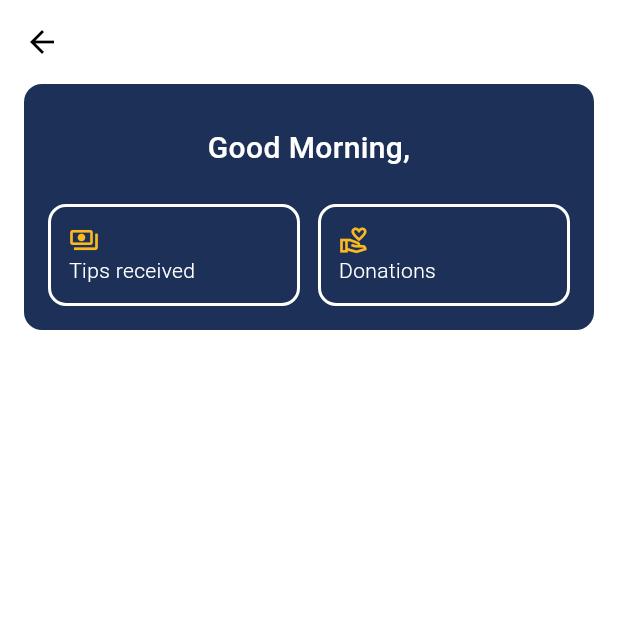
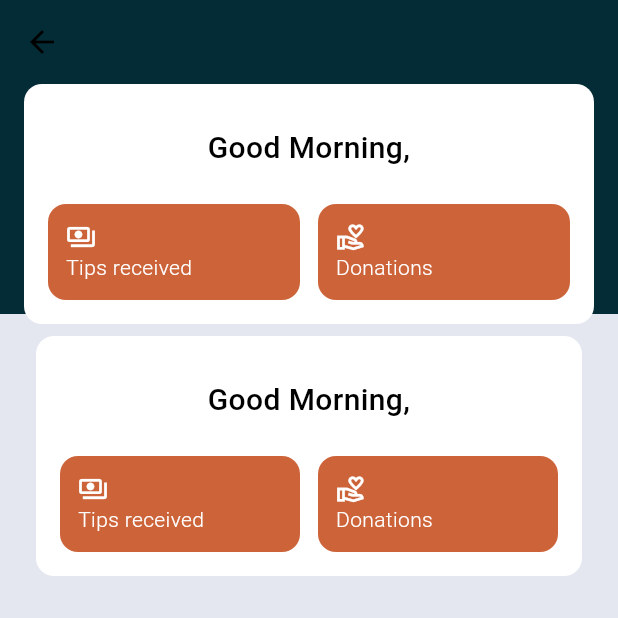
Before and after one commit to ClearSky-Logic/hesiod-flutter, a Flutter app: the HomePage screen opened by its route, on a phone screen of 412 x 824 dp, the top half of it. Run offline on Flutter 3.47's test engine with Material 3 defaults, Android fonts, the phone set to English and light mode, and no system bars; our stand-ins replace flutter_dotenv, flutter_mobx, flutter_svg, go_router, hive, hive_flutter and 2 more; missing offline and left inert: event; accounts and stored records are empty; generated files the repository leaves out were written again; Roboto replaces fonts that are missing (Milano).

Commit message:
creating split background in customscaffold

```diff
--- a/hesiod/lib/infrastructure/app_router.dart
+++ b/hesiod/lib/infrastructure/app_router.dart
@@ -1,8 +1,6 @@
-import 'package:flutter/foundation.dart';
 import 'package:flutter/material.dart';
 import 'package:go_router/go_router.dart';
 import 'package:hesiod/domain/constants/routes.dart';
-import 'package:hesiod/domain/models/api/login_response.dart';
 import 'package:hesiod/infrastructure/errorpage.dart';
 import 'package:hesiod/infrastructure/servicelocator.dart';
 import 'package:hesiod/infrastructure/viewmodelfactory.dart';
--- a/hesiod/lib/ui/report_wa/pages/home/home_page.dart
+++ b/hesiod/lib/ui/report_wa/pages/home/home_page.dart
@@ -42,6 +42,11 @@ class HomePage extends StatelessWidget {
                               : 0.0),
                       child: Column(mainAxisSize: MainAxisSize.max, children: [
                         _welcomeMessage(context, constraints),
+                        Padding(
+                          padding: const EdgeInsets.all(8.0),
+                          child: _welcomeMessage(context, constraints),
+                        ),
+                        // _navigation(context, constraints),
                       ]),
                     );
                   })));
@@ -51,7 +56,8 @@ class HomePage extends StatelessWidget {
     return Container(
         width: DeviceType().getClampedWidth(constraints),
         decoration: const BoxDecoration(
-          color: AppColours.primary,
+          color: Colors.white,
+          // color: AppColours.primary,
           borderRadius: BorderRadius.all(
             Radius.circular(12.0),
           ),
@@ -73,7 +79,7 @@ class HomePage extends StatelessWidget {
                               ? "Good Afternoon, "
                               : "Good Evening, ",
                       textAlign: TextAlign.center,
-                            state: TextState.onDarkBackground)),
+                    )),
                   ]),
             ),
             Padding(
@@ -85,10 +91,9 @@ class HomePage extends StatelessWidget {
                   children: [
                     Expanded(
                       child: Container(
-                        decoration: BoxDecoration(
-                          border:
-                              Border.all(color: AppColours.surface, width: 2),
-                          borderRadius: const BorderRadius.all(
+                        decoration: const BoxDecoration(
+                          color: AppColours.comeAroundSundown,
+                          borderRadius: BorderRadius.all(
                             Radius.circular(12.0),
                           ),
                         ),
@@ -98,7 +103,7 @@ class HomePage extends StatelessWidget {
                             mainAxisAlignment: MainAxisAlignment.center,
                             children: [
                               const Icon(Icons.payments_outlined,
-                                  color: AppColours.secondary, size: 20.0),
+                                  color: Colors.white, size: 20.0),
                               AppText.message('Tips received',
                                   state: TextState.onDarkBackground),
                             ]),
@@ -109,10 +114,9 @@ class HomePage extends StatelessWidget {
                     ),
                     Expanded(
                       child: Container(
-                        decoration: BoxDecoration(
-                          border:
-                              Border.all(color: AppColours.surface, width: 2),
-                          borderRadius: const BorderRadius.all(
+                        decoration: const BoxDecoration(
+                          color: AppColours.comeAroundSundown,
+                          borderRadius: BorderRadius.all(
                             Radius.circular(12.0),
                           ),
                         ),
@@ -122,7 +126,7 @@ class HomePage extends StatelessWidget {
                             mainAxisAlignment: MainAxisAlignment.center,
                             children: [
                               const Icon(Icons.volunteer_activism_outlined,
-                                  color: AppColours.secondary, size: 20.0),
+                                  color: Colors.white, size: 20.0),
                               AppText.messageMultiline('Donations',
                                   textAlign: TextAlign.center,
                                   state: TextState.onDarkBackground),
--- a/hesiod/lib/ui/shared/buttons/roundflatbutton.dart
+++ b/hesiod/lib/ui/shared/buttons/roundflatbutton.dart
@@ -16,8 +16,8 @@ class RoundFlatButton extends StatelessWidget {
       {super.key,
       required this.text,
       required this.onPressed,
-      this.color = AppColours.surfaceVariant,
-      this.backgroundColor = AppColours.secondary,
+      this.color = AppColours.surface,
+      this.backgroundColor = AppColours.comeAroundSundown,
       this.height = 48.0,
       this.width = double.infinity,
       this.isInverted = false,
--- a/hesiod/lib/ui/shared/layout/customformfield.dart
+++ b/hesiod/lib/ui/shared/layout/customformfield.dart
@@ -29,7 +29,7 @@ class CustomFormField extends StatelessWidget {
   final String? initialCountrySelection;
 
   const CustomFormField({
-    Key? key,
+    super.key,
     this.header = '',
     this.hint = '',
     this.validator,
@@ -38,7 +38,7 @@ class CustomFormField extends StatelessWidget {
     this.keyboardType = TextInputType.text,
     this.isPassword = false,
     this.padding = const EdgeInsets.all(12.0),
-    this.backgroundColor = AppColours.surface,
+    this.backgroundColor = AppColours.lightGrey,
     this.focusBorder = InputBorder.none,
     this.onTap,
     this.isReadOnly = false,
@@ -52,7 +52,7 @@ class CustomFormField extends StatelessWidget {
     this.autofillHints,
     this.isMobileNumberField = false,
     this.initialCountrySelection = "GB",
-  }) : super(key: key);
+  });
 
   @override
   Widget build(BuildContext context) {
--- a/hesiod/lib/ui/shared/layout/customscaffold.dart
+++ b/hesiod/lib/ui/shared/layout/customscaffold.dart
@@ -1,15 +1,16 @@
 import 'package:flutter/material.dart';
+import 'package:flutter_staggered_grid_view/flutter_staggered_grid_view.dart';
 import 'package:flutter_svg/flutter_svg.dart';
 import 'package:go_router/go_router.dart';
 import 'package:hesiod/domain/constants/assetsconstants.dart';
 import 'package:hesiod/domain/constants/routes.dart';
+import 'package:hesiod/domain/enums/theme/text_state.dart';
 import 'package:hesiod/helpers/devicetype.dart';
 import 'package:hesiod/ui/shared/theme/colour_palette.dart';
 import 'package:hesiod/ui/shared/theme/text.dart';
 
 class CustomScaffold extends StatelessWidget {
   final String title;
-  final bool isTeamTips;
   final Widget body;
   final FloatingActionButton? floatingActionButton;
   final bool isStepper;
@@ -19,7 +20,6 @@ class CustomScaffold extends StatelessWidget {
       required this.body,
       this.floatingActionButton,
       this.title = '',
-      this.isTeamTips = false,
       this.isStepper = false});
 
   @override
@@ -27,11 +27,8 @@ class CustomScaffold extends StatelessWidget {
     return LayoutBuilder(
         builder: (BuildContext context, BoxConstraints constraints) {
       final bool isPhone = DeviceType().isPhone(constraints);
-      return Stack(
-        children: [
-          Scaffold(
-              backgroundColor:
-                  isTeamTips ? AppColours.teamBackground : AppColours.surface,
+      return Scaffold(
+        backgroundColor: AppColours.surface,
         appBar: AppBar(
           leading: !isPhone
               ? null
@@ -42,24 +39,85 @@ class CustomScaffold extends StatelessWidget {
                   ),
                   onPressed: () => context.pop(),
                 ),
-                backgroundColor:
-                    isTeamTips ? AppColours.teamBackground : AppColours.surface,
+          backgroundColor: AppColours.darkTribeBlue,
           elevation: 0.0,
           title: AppText.title(title),
           centerTitle: true,
         ),
         floatingActionButton: floatingActionButton,
-              body: body),
-          if (!isPhone && !isTeamTips && !isStepper) ...[
-            // Positioned(
-            //   right: 30.0,
-            //   top: 30.0,
-            //   child: SvgPicture.asset(AssetsConstants.logo,
-            //       fit: BoxFit.contain, height: 18),
-            // ),
-          ],
-        ],
+        body: Container(
+          // height: double.infinity,
+          decoration: const BoxDecoration(
+              gradient: LinearGradient(
+                  begin: Alignment.topCenter,
+                  end: Alignment.bottomCenter,
+                  colors: [AppColours.darkTribeBlue, AppColours.lightGrey],
+                  stops: [0.2, 0.2])),
+
+          //pass right body and under body, see exalidraw
+          child: body,
+        ),
       );
     });
   }
+
+  Widget _navigation(BuildContext context, BoxConstraints constraints) {
+    return Container(
+        width: DeviceType().getClampedWidth(constraints) / 5.5,
+        height: 500,
+        decoration: const BoxDecoration(
+          color: Colors.white,
+          // color: AppColours.primary,
+          borderRadius: BorderRadius.all(
+            Radius.circular(12.0),
+          ),
+        ),
+        padding: const EdgeInsets.all(16.0),
+        child: Column(
+          children: [
+            Padding(
+              padding: const EdgeInsets.all(12.0),
+              child: Row(
+                mainAxisAlignment: MainAxisAlignment.center,
+                children: [
+                  const FlutterLogo(),
+                  AppText.title("Brand Logo"),
+                ],
+              ),
+            ),
+            navLink(Icons.bar_chart_rounded, "Investment Performance",
+                selected: true),
+            navLink(Icons.signpost_rounded, "Letting Dashboard"),
+            navLink(Icons.message, "Messages"),
+            navLink(Icons.shopping_bag, "Asset Management Request"),
+            navLink(Icons.account_circle_rounded, "Investor Profile"),
+            navLink(Icons.logout_rounded, "Logout"),
+          ],
+        ));
   }
+
+  Widget navLink(IconData icon, String title, {bool selected = false}) {
+    return Padding(
+      padding: const EdgeInsets.all(8.0),
+      child: Container(
+        decoration: BoxDecoration(
+            color: selected ? AppColours.comeAroundSundown : null,
+            borderRadius: BorderRadius.circular(10.0)),
+        child: Padding(
+          padding: const EdgeInsets.all(8.0),
+          child: Row(
+            children: [
+              Padding(
+                padding: const EdgeInsets.only(right: 4.0),
+                child: Icon(icon, color: selected ? Colors.white : null),
+              ),
+              AppText.subtitle(title,
+                  state:
+                      selected ? TextState.onDarkBackground : TextState.normal),
+            ],
+          ),
+        ),
+      ),
+    );
+  }
+}
--- a/hesiod/lib/ui/shared/theme/colour_palette.dart
+++ b/hesiod/lib/ui/shared/theme/colour_palette.dart
@@ -1,6 +1,11 @@
 import 'package:flutter/material.dart';
 
 class AppColours {
+  //brand colours
+  static const Color darkTribeBlue = Color(0xff042c36);
+  static const Color lightGrey = Color(0xffe5e7f0);
+  static const Color comeAroundSundown = Color(0xffcc6339);
+
   // Colours
   static const Color primary = Color(0xff1D3158);
   static const Color primaryVariant = Color(0xff3B5D92);
--- a/hesiod/pubspec.yaml
+++ b/hesiod/pubspec.yaml
@@ -33,6 +33,7 @@ dependencies:
   expandable: ^5.0.1
   image_picker: ^1.0.7
   go_router: ^10.2.0
+  flutter_staggered_grid_view: ^0.7.0
 
 dev_dependencies:
   flutter_test:
```
Also changed, not shown: hesiod/lib/ui/report_wa/pages/login/login_page.dart (+8 -7 lines), hesiod/lib/ui/shared/layout/passwordformfield.dart (+3 -4 lines). Lines whose indentation alone changed are shown as unchanged.
